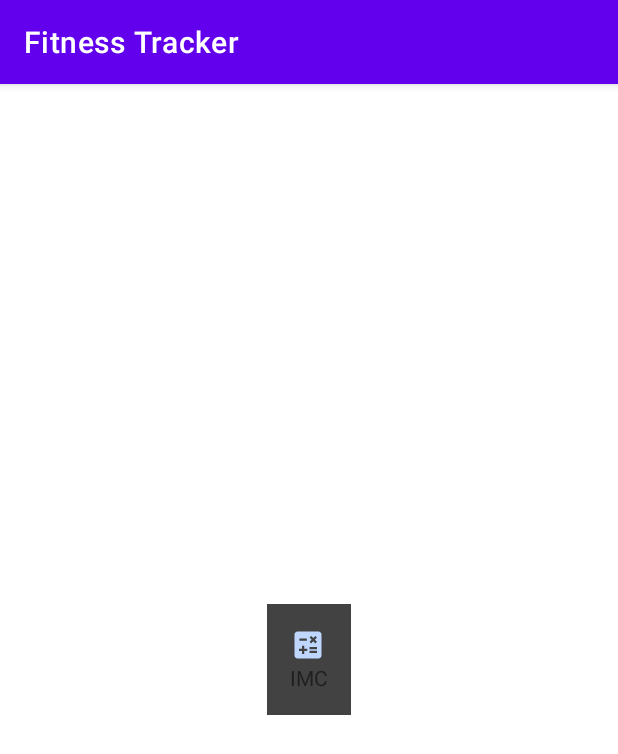
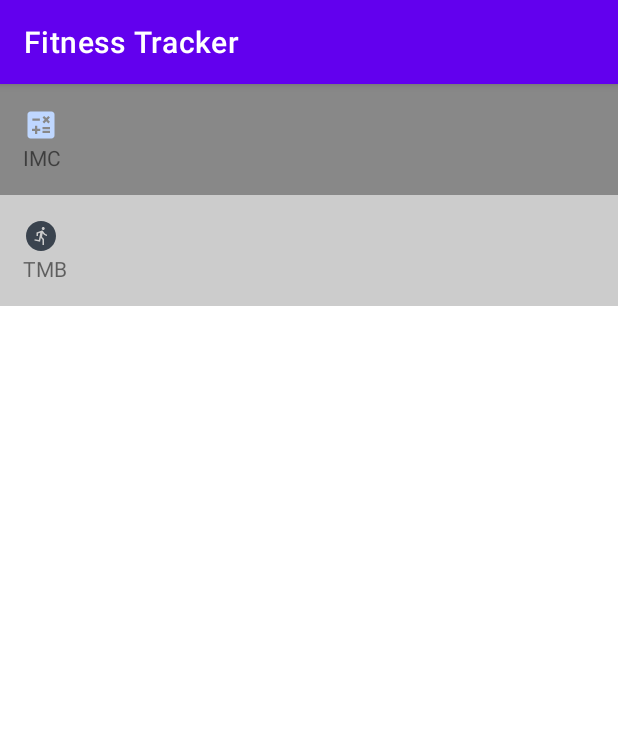
Before and after one commit to RiannReis/FitnessTracker-app, an Android app: the screen it shows after launch (MainActivity), on a phone screen of 412 x 824 dp. Shown: the top 754 px of the screen. Run offline under Robolectric (Android 15) with nearby library versions, the phone set to English and light mode, and no system bars.

Commit message:
Collections of recyclable views, dynamic data in lists

```diff
--- a/app/src/main/java/co/tiagoaguiar/fitnesstracker/MainActivity.kt
+++ b/app/src/main/java/co/tiagoaguiar/fitnesstracker/MainActivity.kt
@@ -1,25 +1,105 @@
 package co.tiagoaguiar.fitnesstracker
 
-import android.content.Intent
+import android.graphics.Color
+import android.os.Bundle
+import android.view.View
+import android.view.ViewGroup
+import android.widget.Button
+import android.widget.ImageView
+import android.widget.LinearLayout
+import android.widget.TextView
 import androidx.appcompat.app.AppCompatActivity
-import android.os.Bundle
-import android.widget.LinearLayout
+import androidx.recyclerview.widget.LinearLayoutManager
+import androidx.recyclerview.widget.RecyclerView
 
 class MainActivity : AppCompatActivity() {
 
-    private lateinit var btnImc: LinearLayout
+    //    private lateinit var btnImc: LinearLayout
+    private lateinit var rvMain: RecyclerView
 
     override fun onCreate(savedInstanceState: Bundle?) {
         super.onCreate(savedInstanceState)
         setContentView(R.layout.activity_main)
 
-        btnImc = findViewById(R.id.btn_imc)
+        val mainItems = mutableListOf<MainItem>()
+        mainItems.add(
+            MainItem(
+                id = 1,
+                drawableId = R.drawable.ic_baseline_calculate_24,
+                textStringId = R.string.label_imc,
+                color = Color.GRAY
+            )
+        )
+        mainItems.add(
+            MainItem(
+                id = 2,
+                drawableId = R.drawable.ic_baseline_run_circle_24,
+                textStringId = R.string.label_tmb,
+                color = Color.LTGRAY
+            )
+        )
 
-        btnImc.setOnClickListener {
-            //codigo padrão pra navegar pra proxima tela e é chamado de empilhamento de activities
-            val i = Intent(this, ImcActivity::class.java)
-            startActivity(i)
+
+        //1 layout XML
+        //2 onde a RecyclerView vai aparecer (tela principal)
+        // 3 logica: conectar o XML da celula dentro do RecyclerView + sua qtd de elementos dinamicos
+        val adapter = MainAdapter(mainItems)
+        rvMain = findViewById(R.id.rv_main)
+        rvMain.adapter = adapter
+        rvMain.layoutManager = LinearLayoutManager(this)
+
+
+        //parte logica precisa de classe para administrar a RecyclerView e suas células (layots de itens)
+        //Adapter: é a classe que é responsável por nos permitir criar layouts especificos de forma dinamica
+        //O SDK não sabe como é o formato de nosso layout, por isso precisa do adaptador, pra informar
+        //como ele irá conectar o layout à RecyclerView.
+        //ViewHolder: é a classe que é a célula em si (layout) que serve como guia para a classe Adapter
+        //é a classe que podemos usar para buscar as referências de cada célula da nossa RecyclerView
+        //LayoutManager: informa a posiçao que o elemento será colocado, em colunas, grades, ...
+
+//        btnImc = findViewById(R.id.btn_imc)
+//
+//        btnImc.setOnClickListener {
+//            //codigo padrão pra navegar pra proxima tela e é chamado de empilhamento de activities
+//            val i = Intent(this, ImcActivity::class.java)
+//            startActivity(i)
+//        }
+    }
+
+    private inner class MainAdapter(private val mainItems: List<MainItem>) :
+        RecyclerView.Adapter<MainViewHolder>() {
+
+        //qual é o layout XML da célula específica (item)
+        override fun onCreateViewHolder(parent: ViewGroup, viewType: Int): MainViewHolder {
+            val view = layoutInflater.inflate(R.layout.main_item, parent, false)
+            return MainViewHolder(view)
         }
+
+        //disparado toda vez que houver uma rolagem na tela e for necessário trocar o conteúdo da célula
+        override fun onBindViewHolder(holder: MainViewHolder, position: Int) {
+            val itemCurrent = mainItems[position]
+            holder.bind(itemCurrent)
+
+        }
+
+        //informar quantas células essa listagem terá
+        override fun getItemCount(): Int {
+            return mainItems.size
+        }
+
+    }
+
+    private class MainViewHolder(view: View) : RecyclerView.ViewHolder(view) {
+        fun bind(item: MainItem){
+            val img: ImageView = itemView.findViewById(R.id.item_img_icon)
+            val name: TextView = itemView.findViewById(R.id.item_txt_name)
+            val container: LinearLayout = itemView as LinearLayout
+
+            img.setImageResource(item.drawableId)
+            name.setText(item.textStringId)
+            container.setBackgroundColor(item.color)
+        }
+
     }
 
 }
--- /dev/null
+++ b/app/src/main/java/co/tiagoaguiar/fitnesstracker/MainItem.kt
@@ -0,0 +1,12 @@
+package co.tiagoaguiar.fitnesstracker
+
+import androidx.annotation.DrawableRes
+import androidx.annotation.StringRes
+
+data class MainItem(
+    val id: Int,
+    @DrawableRes val drawableId: Int,
+    @StringRes val textStringId: Int,
+    val color: Int
+
+)
--- /dev/null
+++ b/app/src/main/res/drawable/ic_baseline_run_circle_24.xml
@@ -0,0 +1,5 @@
+<vector android:height="24dp" android:tint="#3A434E"
+    android:viewportHeight="24" android:viewportWidth="24"
+    android:width="24dp" xmlns:android="http://schemas.android.com/apk/res/android">
+    <path android:fillColor="@android:color/white" android:pathData="M12,2C6.48,2 2,6.48 2,12c0,5.52 4.48,10 10,10s10,-4.48 10,-10C22,6.48 17.52,2 12,2zM13.5,6c0.55,0 1,0.45 1,1c0,0.55 -0.45,1 -1,1s-1,-0.45 -1,-1C12.5,6.45 12.95,6 13.5,6zM16,12c-0.7,0 -2.01,-0.54 -2.91,-1.76l-0.41,2.35L14,14.03V18h-1v-3.58l-1.11,-1.21l-0.52,2.64L7.6,15.08l0.2,-0.98l2.78,0.57l0.96,-4.89L10,10.35V12H9V9.65l3.28,-1.21c0.49,-0.18 1.03,0.06 1.26,0.53C14.37,10.67 15.59,11 16,11V12z"/>
+</vector>
--- a/app/src/main/res/layout/activity_main.xml
+++ b/app/src/main/res/layout/activity_main.xml
@@ -7,23 +7,11 @@
     android:gravity="center"
     tools:context=".MainActivity">
 
-    <LinearLayout
-        android:id="@+id/btn_imc"
-        android:background="@color/cardview_dark_background"
-        android:padding="15dp"
-        android:layout_width="wrap_content"
-        android:layout_height="wrap_content"
-        android:orientation="vertical">
-
-        <ImageView
-            android:layout_width="wrap_content"
-            android:layout_height="wrap_content"
-            android:src="@drawable/ic_baseline_calculate_24" />
-
-        <TextView
-            android:layout_width="wrap_content"
-            android:layout_height="wrap_content"
-            android:text="@string/label_imc" />
-    </LinearLayout>
+    <androidx.recyclerview.widget.RecyclerView
+        android:id="@+id/rv_main"
+        tools:listitem="@layout/main_item"
+        tools:itemCount="10"
+        android:layout_width="match_parent"
+        android:layout_height="match_parent"/>
 
 </LinearLayout>
--- /dev/null
+++ b/app/src/main/res/layout/main_item.xml
@@ -0,0 +1,21 @@
+<?xml version="1.0" encoding="utf-8"?>
+
+<LinearLayout xmlns:android="http://schemas.android.com/apk/res/android"
+    android:id="@+id/item_btn_imc"
+    android:layout_width="match_parent"
+    android:layout_height="wrap_content"
+    android:background="@color/cardview_dark_background"
+    android:orientation="vertical"
+    android:padding="15dp">
+
+    <ImageView
+        android:id="@+id/item_img_icon"
+        android:layout_width="wrap_content"
+        android:layout_height="wrap_content"
+        android:src="@drawable/ic_baseline_calculate_24"/>
+    <TextView
+        android:id="@+id/item_txt_name"
+        android:layout_width="wrap_content"
+        android:layout_height="wrap_content"
+        android:text="@string/label_imc" />
+</LinearLayout>
--- a/app/src/main/res/values/strings.xml
+++ b/app/src/main/res/values/strings.xml
@@ -1,6 +1,7 @@
 <resources>
     <string name="app_name">Fitness Tracker</string>
     <string name="label_imc">IMC</string>
+    <string name="label_tmb">TMB</string>
     <string name="imc_desc">IMC é a sigla para Índice de Massa Corporal que serve para avaliar o peso
         do indivíduo em relação à sua altura e assim indicar se está dentro do peso ideal,
         acima ou abaixo do peso desejado.\n\nPreencha os campos de peso e altura para descobrir o seu IMC</string>
```
